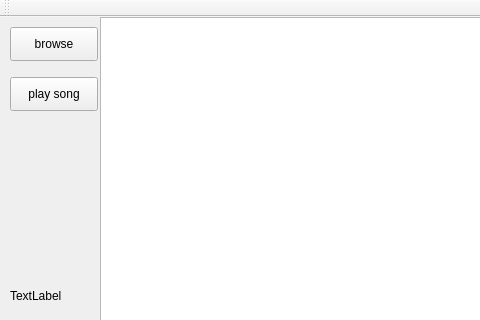
Old version of the form visualizer/mainwindow.ui in the repository boufe16/mp3-visualizer; both pictures show x 0 to 480 and y 0 to 320 of the 907 by 562 pixel window.
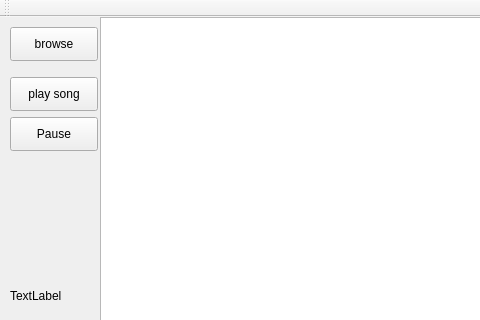
New version of the form.

```diff
--- a/visualizer/mainwindow.ui
+++ b/visualizer/mainwindow.ui
@@ -81,6 +81,19 @@
      <bool>false</bool>
     </property>
    </widget>
+   <widget class="QPushButton" name="pauseButton">
+    <property name="geometry">
+     <rect>
+      <x>10</x>
+      <y>100</y>
+      <width>88</width>
+      <height>34</height>
+     </rect>
+    </property>
+    <property name="text">
+     <string>Pause</string>
+    </property>
+   </widget>
   </widget>
   <widget class="QMenuBar" name="menuBar">
    <property name="geometry">
```
